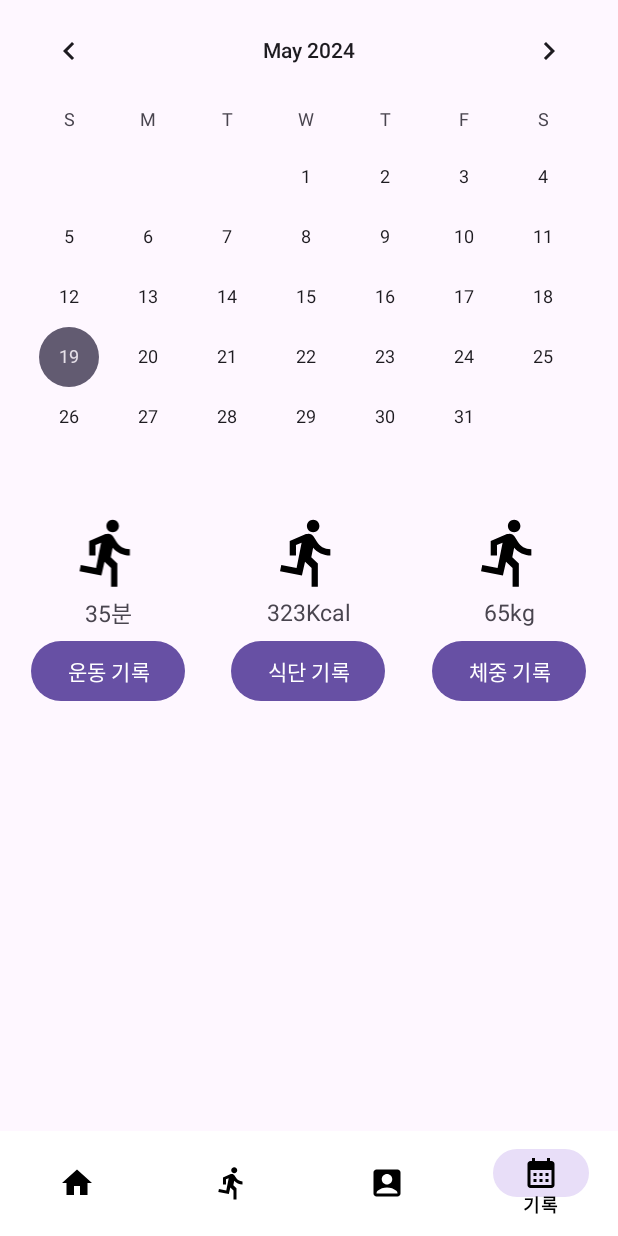
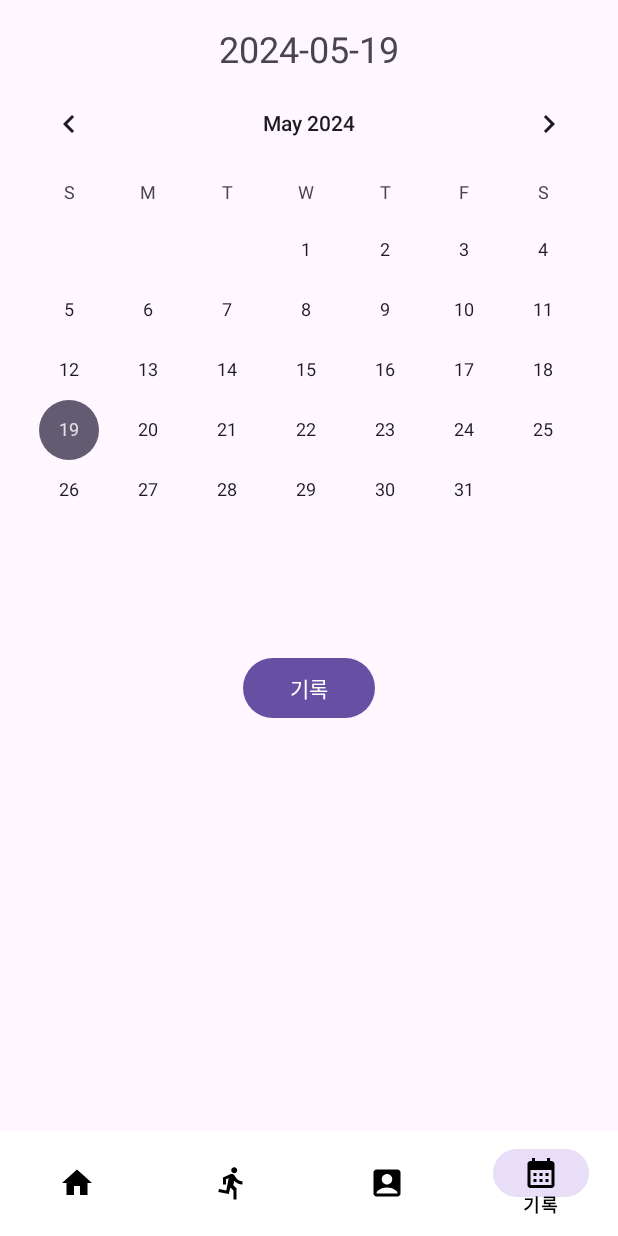
Before and after one commit to sueundev/2024-01_My-Trainer, an Android app: the screen it shows after launch (MainActivity), item 4 of the bottom bar chosen, on a phone screen of 412 x 824 dp. Run offline under Robolectric (Android 15) with nearby library versions, the phone set to English and light mode, and no system bars.

Commit message:
기록부분 - 캘린더 클릭 시 날짜 변경, 기록 버튼 클릭 시 다이얼로그 생성 구현

```diff
--- a/app/src/main/java/com/example/mytrainer/recordFragment.java
+++ b/app/src/main/java/com/example/mytrainer/recordFragment.java
@@ -1,53 +1,143 @@
 package com.example.mytrainer;
 
-import android.content.Intent;
+import android.content.Context;
+import android.content.DialogInterface;
+import android.content.SharedPreferences;
 import android.os.Bundle;
-
+import androidx.annotation.NonNull;
+import androidx.annotation.Nullable;
+import androidx.appcompat.app.AlertDialog;
 import androidx.fragment.app.Fragment;
-
+import androidx.fragment.app.FragmentManager;
+import androidx.fragment.app.FragmentTransaction;
 import android.view.LayoutInflater;
 import android.view.View;
 import android.view.ViewGroup;
 import android.widget.Button;
+import android.widget.CalendarView;
+import android.widget.TextView;
+import android.widget.Toast;
+
+import java.text.SimpleDateFormat;
+import java.util.Calendar;
+import java.util.Locale;
 
 public class recordFragment extends Fragment {
-    Button exebtn;
-    Button kcalbtn;
-    Button weibtn;
+
+    private TextView textViewDate;
+    private CalendarView calendarView;
+    private TextView textViewExerciseTime;
+    private TextView textViewCalories;
+    private TextView textViewWeight;
+    private Button buttonSave;
+    private String selectedDate;
+    private SharedPreferences sharedPreferences;
+    private Context context;
 
     @Override
-    public View onCreateView(LayoutInflater inflater, ViewGroup container,
-                             Bundle savedInstanceState) {
-        View v = inflater.inflate(R.layout.fragment_record, container, false);
+    public void onAttach(@NonNull Context context) {
+        super.onAttach(context);
+        this.context = context;
+    }
 
-        exebtn = v.findViewById(R.id.exe_btn);
-        kcalbtn = v.findViewById(R.id.kcal_btn);
-        weibtn = v.findViewById(R.id.weight_btn);
+    @Nullable
+    @Override
+    public View onCreateView(@NonNull LayoutInflater inflater, @Nullable ViewGroup container, @Nullable Bundle savedInstanceState) {
+        View view = inflater.inflate(R.layout.fragment_record, container, false);
 
-        exebtn.setOnClickListener(new View.OnClickListener() {
+        // View 초기화
+        textViewDate = view.findViewById(R.id.text_view_date);
+        calendarView = view.findViewById(R.id.calendar_view);
+        textViewExerciseTime = view.findViewById(R.id.text_view_exercise_time);
+        textViewCalories = view.findViewById(R.id.text_view_calories);
+        textViewWeight = view.findViewById(R.id.text_view_weight);
+        buttonSave = view.findViewById(R.id.button_save);
+
+        // SharedPreferences 초기화
+        sharedPreferences = context.getSharedPreferences("CalendarData", Context.MODE_PRIVATE);
+
+        // 초기 선택된 날짜 설정
+        selectedDate = getCurrentDate();
+        textViewDate.setText(selectedDate);
+        loadUserData(selectedDate);
+
+        // 캘린더뷰 날짜 변경 리스너 설정
+        calendarView.setOnDateChangeListener(new CalendarView.OnDateChangeListener() {
             @Override
-            public void onClick(View v) {
-                Intent intent = new Intent(getActivity(), exe_record_Activity.class);
-                startActivity(intent);
+            public void onSelectedDayChange(@NonNull CalendarView view, int year, int month, int dayOfMonth) {
+                Calendar calendar = Calendar.getInstance();
+                calendar.set(year, month, dayOfMonth);
+                SimpleDateFormat sdf = new SimpleDateFormat("yyyy-MM-dd", Locale.getDefault());
+                selectedDate = sdf.format(calendar.getTime());
+                textViewDate.setText(selectedDate);
+                loadUserData(selectedDate);
             }
         });
 
-        kcalbtn.setOnClickListener(new View.OnClickListener() {
+        // 저장 버튼 클릭 리스너 설정
+        buttonSave.setOnClickListener(new View.OnClickListener() {
             @Override
             public void onClick(View v) {
-                Intent intent = new Intent(getActivity(), Kcal_record_Activity.class);
-                startActivity(intent);
+                // 다이얼로그 보여주기
+                showRecordDialog();
             }
         });
 
-        weibtn.setOnClickListener(new View.OnClickListener() {
-            @Override
-            public void onClick(View v) {
-                Intent intent = new Intent(getActivity(), Weight_record_Activity.class);
-                startActivity(intent);
-            }
-        });
+        return view;
+    }
 
-        return v;
+    private void saveUserData(String date, String exerciseTime, String calories, String weight) {
+        SharedPreferences.Editor editor = sharedPreferences.edit();
+        editor.putString(date + "_exerciseTime", exerciseTime);
+        editor.putString(date + "_calories", calories);
+        editor.putString(date + "_weight", weight);
+        editor.apply();
+    }
+
+    private void loadUserData(String date) {
+        String exerciseTime = sharedPreferences.getString(date + "_exerciseTime", "");
+        String calories = sharedPreferences.getString(date + "_calories", "");
+        String weight = sharedPreferences.getString(date + "_weight", "");
+
+        textViewExerciseTime.setText(exerciseTime);
+        textViewCalories.setText(calories);
+        textViewWeight.setText(weight);
+    }
+
+    private String getCurrentDate() {
+        Calendar calendar = Calendar.getInstance();
+        SimpleDateFormat sdf = new SimpleDateFormat("yyyy-MM-dd", Locale.getDefault());
+        return sdf.format(calendar.getTime());
+    }
+
+    private void showRecordDialog() {
+        AlertDialog.Builder builder = new AlertDialog.Builder(context);
+        builder.setTitle("기록 선택");
+        builder.setItems(new CharSequence[]{"운동시간", "칼로리", "몸무게"},
+                new DialogInterface.OnClickListener() {
+                    @Override
+                    public void onClick(DialogInterface dialog, int which) {
+                        switch (which) {
+                            case 0:
+                                navigateToFragment(new ExerciseTimeFragment());
+                                break;
+                            case 1:
+                                navigateToFragment(new CaloriesFragment());
+                                break;
+                            case 2:
+                                navigateToFragment(new WeightFragment());
+                                break;
+                        }
+                    }
+                });
+        builder.create().show();
+    }
+
+    private void navigateToFragment(Fragment fragment) {
+        FragmentManager fragmentManager = getParentFragmentManager();
+        FragmentTransaction fragmentTransaction = fragmentManager.beginTransaction();
+        fragmentTransaction.replace(getId(), fragment);
+        fragmentTransaction.addToBackStack(null);
+        fragmentTransaction.commit();
     }
 }
--- a/app/src/main/res/layout/fragment_record.xml
+++ b/app/src/main/res/layout/fragment_record.xml
@@ -1,112 +1,100 @@
 <?xml version="1.0" encoding="utf-8"?>
-<LinearLayout
-    xmlns:android="http://schemas.android.com/apk/res/android"
-    xmlns:app="http://schemas.android.com/apk/res-auto"
-    xmlns:tools="http://schemas.android.com/tools"
+<LinearLayout xmlns:android="http://schemas.android.com/apk/res/android"
     android:layout_width="match_parent"
     android:layout_height="match_parent"
-    android:orientation="vertical"
-    tools:context=".recordFragment">
-
-    <CalendarView
-        android:id="@+id/calendarView"
-        android:layout_width="match_parent"
-        android:layout_height="wrap_content" />
+    android:paddingTop="16dp">
 
     <LinearLayout
         android:layout_width="match_parent"
         android:layout_height="wrap_content"
-        android:layout_gravity="center"
+        android:orientation="vertical"
+        android:gravity="top">
+
+        <!-- 날짜를 표시할 텍스트뷰 -->
+        <TextView
+            android:id="@+id/text_view_date"
+            android:layout_width="match_parent"
+            android:layout_height="wrap_content"
+            android:text="Selected Date"
+            android:textSize="24dp"
+            android:gravity="center"/>
+
+        <!-- 캘린더 뷰 -->
+        <CalendarView
+            android:id="@+id/calendar_view"
+            android:layout_width="match_parent"
+            android:layout_height="wrap_content" />
+
+        <!-- 운동시간, 칼로리, 몸무게 섹션 -->
+        <LinearLayout
+            android:layout_width="match_parent"
+            android:layout_height="wrap_content"
             android:orientation="horizontal"
-        android:padding="5dp">
+            android:gravity="center" >
 
             <LinearLayout
+                android:layout_width="0dp"
+                android:layout_height="wrap_content"
+                android:layout_weight="1"
+                android:orientation="vertical"
+                android:gravity="center"
+                android:layout_margin="8dp">
+
+                <TextView
+                    android:id="@+id/text_view_exercise_time"
                     android:layout_width="wrap_content"
                     android:layout_height="wrap_content"
-            android:layout_weight="1"
-            android:orientation="vertical">
-
-            <ImageView
-                android:id="@+id/icon1"
-                android:layout_width="match_parent"
-                android:layout_height="50dp"
-                android:src="@drawable/baseline_directions_run_24" />
-
-            <TextView
-                android:id="@+id/textView"
-                android:layout_width="match_parent"
-                android:layout_height="30dp"
+                    android:text="운동시간"
+                    android:textSize="16sp"
                     android:gravity="center"
-                android:text="35분"
-                android:textSize="15dp" />
-
-            <Button
-                android:id="@+id/exe_btn"
-                android:layout_width="wrap_content"
-                android:layout_height="wrap_content"
-                android:layout_gravity="center"
-                android:text="운동 기록" />
-
+                    android:textColor="@android:color/black"/>
             </LinearLayout>
 
             <LinearLayout
+                android:layout_width="0dp"
+                android:layout_height="wrap_content"
+                android:layout_weight="1"
+                android:orientation="vertical"
+                android:gravity="center"
+                android:layout_margin="8dp">
+
+                <TextView
+                    android:id="@+id/text_view_calories"
                     android:layout_width="wrap_content"
                     android:layout_height="wrap_content"
-            android:layout_weight="1"
-            android:orientation="vertical">
-
-            <ImageView
-                android:id="@+id/icon2"
-                android:layout_width="match_parent"
-                android:layout_height="50dp"
-                android:src="@drawable/baseline_directions_run_24" />
-
-            <TextView
-                android:id="@+id/textView2"
-                android:layout_width="match_parent"
-                android:layout_height="30dp"
+                    android:text="칼로리"
+                    android:textSize="16sp"
                     android:gravity="center"
-                android:text="323Kcal"
-                android:textSize="15dp" />
-
-            <Button
-                android:id="@+id/kcal_btn"
-                android:layout_width="wrap_content"
-                android:layout_height="wrap_content"
-                android:layout_gravity="center"
-                android:text="식단 기록" />
-
+                    android:textColor="@android:color/black"/>
             </LinearLayout>
 
             <LinearLayout
+                android:layout_width="0dp"
+                android:layout_height="wrap_content"
+                android:layout_weight="1"
+                android:orientation="vertical"
+                android:gravity="center"
+                android:layout_margin="8dp">
+
+                <TextView
+                    android:id="@+id/text_view_weight"
                     android:layout_width="wrap_content"
                     android:layout_height="wrap_content"
-            android:layout_weight="1"
-            android:orientation="vertical">
+                    android:text="몸무게"
+                    android:textSize="16sp"
+                    android:gravity="center"
+                    android:textColor="@android:color/black"/>
+            </LinearLayout>
+        </LinearLayout>
 
-            <ImageView
-                android:id="@+id/icon3"
-                android:layout_width="match_parent"
-                android:layout_height="50dp"
-                android:src="@drawable/baseline_directions_run_24" />
 
-            <TextView
-                android:id="@+id/textView3"
-                android:layout_width="match_parent"
-                android:layout_height="30dp"
-                android:gravity="center"
-                android:text="65kg"
-                android:textSize="15dp" />
-
+        <!-- 기록 버튼 -->
         <Button
-                android:id="@+id/weight_btn"
+            android:id="@+id/button_save"
             android:layout_width="wrap_content"
             android:layout_height="wrap_content"
-                android:layout_gravity="center"
-                android:text="체중 기록" />
-
+            android:text="기록"
+            android:layout_marginTop="10dp"
+            android:layout_gravity="center" />
     </LinearLayout>
-
 </LinearLayout>
-
-</LinearLayout>
```
Also changed, not shown: app/src/main/java/com/example/mytrainer/CaloriesFragment.java (added, +24 -0 lines), app/src/main/java/com/example/mytrainer/ExerciseTimeFragment.java (added, +32 -0 lines), app/src/main/java/com/example/mytrainer/WeightFragment.java (added, +24 -0 lines), app/src/main/res/layout/fragment_calories.xml (added, +15 -0 lines), app/src/main/res/layout/fragment_exercise_time.xml (added, +15 -0 lines), app/src/main/res/layout/fragment_weight.xml (added, +15 -0 lines). Lines whose indentation alone changed are shown as unchanged.
